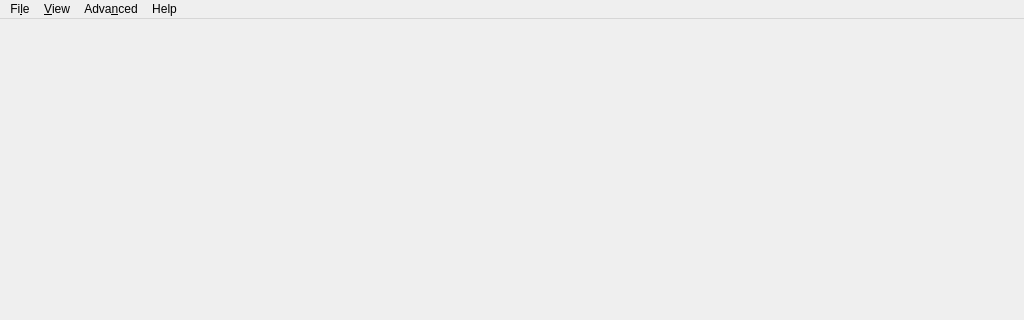
Qt form src/ui/MainWindow.ui (pritamghanghas/qgroundcontrol) before a commit; both pictures show x 0 to 1024 and y 0 to 320 of the 1024 by 600 pixel window.
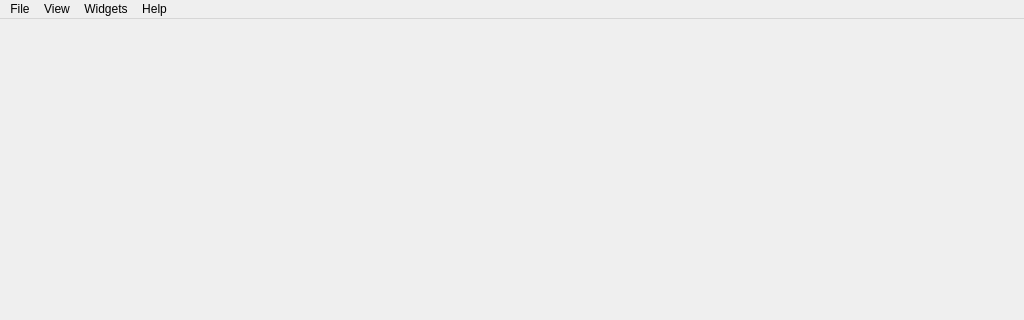
The same form after that commit.

Commit message: removed everything from mainwindow

The edit to the form file:
```diff
--- a/src/ui/MainWindow.ui
+++ b/src/ui/MainWindow.ui
@@ -56,7 +56,7 @@
    </property>
    <widget class="QMenu" name="menuMGround">
     <property name="title">
-     <string>Fi&amp;le</string>
+     <string>File</string>
     </property>
     <addaction name="separator"/>
     <addaction name="actionMuteAudioOutput"/>
@@ -74,7 +74,7 @@
    </widget>
    <widget class="QMenu" name="menuPerspectives">
     <property name="title">
-     <string>&amp;View</string>
+     <string>View</string>
     </property>
     <addaction name="actionSetup"/>
     <addaction name="actionPlan"/>
@@ -85,7 +85,7 @@
    </widget>
    <widget class="QMenu" name="menuWidgets">
     <property name="title">
-     <string>Adva&amp;nced</string>
+     <string>Widgets</string>
     </property>
      <addaction name="separator"/>
     <addaction name="actionSimulationView"/>
```
Left out of the diff: 42 changed lines with no effect on the pictures. The commit also changes 2 other files.
